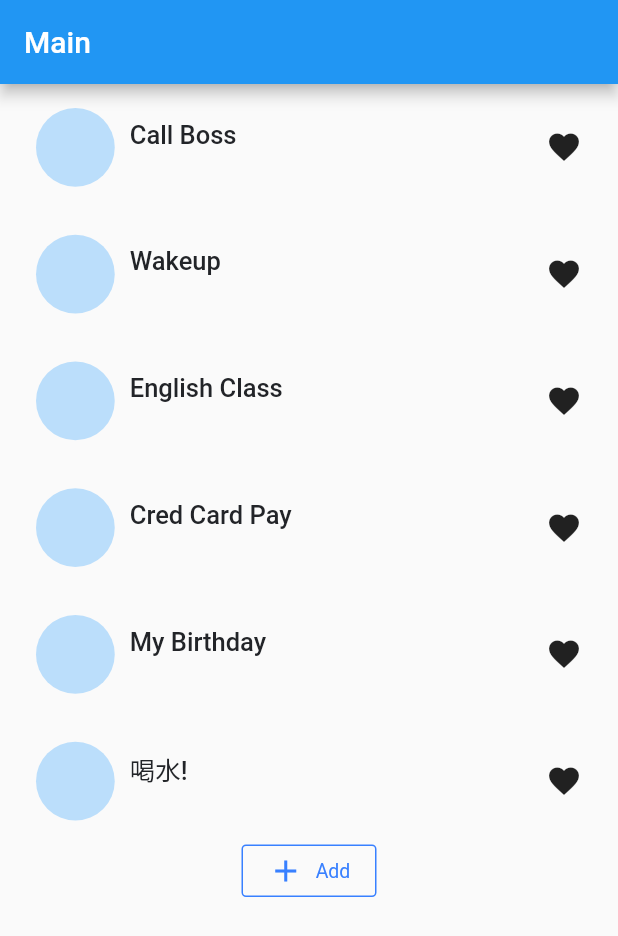
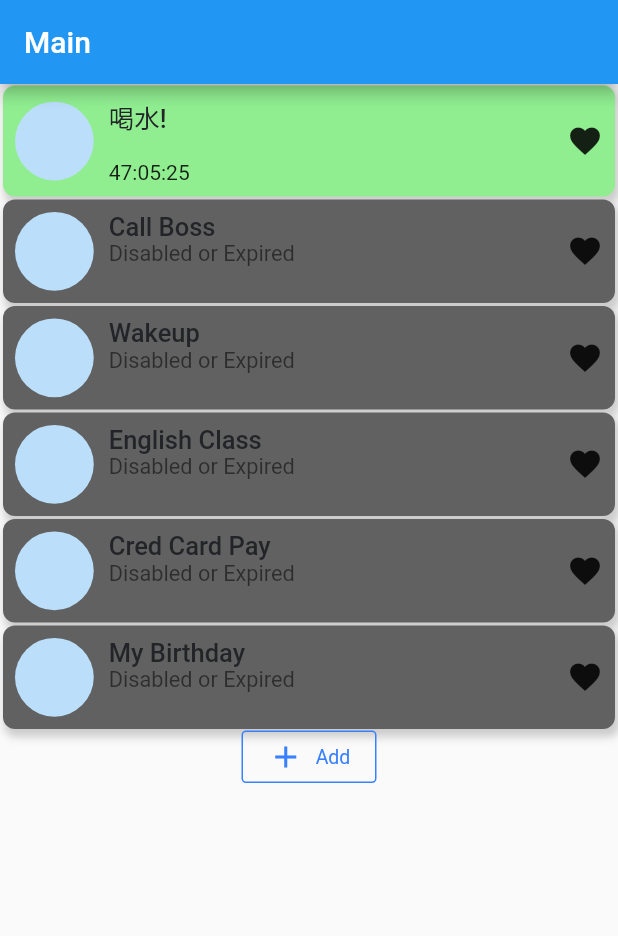
Before and after one commit to ingangi/simpletimer, a Flutter app: the screen it shows after launch, after a tap on "喝水!", on a phone screen of 412 x 824 dp. Shown: the top 936 px of the screen. Run offline on Flutter 3.47's test engine with Material 2 defaults, Android fonts, the phone set to English and light mode, and no system bars; drawn by our look-alikes of getwidget; our stand-ins replace flutter_local_notifications; missing offline and left inert: window_manager; statements that could not run were skipped.

Commit message:
show counting down

```diff
--- a/lib/main.dart
+++ b/lib/main.dart
@@ -43,8 +43,8 @@ class SimpleTimer extends StatelessWidget {
     return MaterialApp(
       title: 'Simple Timer',
       theme: ThemeData(
-          primaryColor: Color.fromARGB(0, 0x24, 0x37, 0x63),
-          dialogBackgroundColor: Color.fromARGB(0, 0xFF, 0x6E, 0x31)),
+          primaryColor: const Color.fromARGB(0, 0x24, 0x37, 0x63),
+          dialogBackgroundColor: const Color.fromARGB(0, 0xFF, 0x6E, 0x31)),
       routes: {
         '/main': (context) => const MainPage(),
         '/task': (context) => const AddTaskDialog(),
@@ -82,15 +82,26 @@ class _MainState extends State<MainPage> with WindowListener {
 
   List<Widget> getTaskList() {
     return Config()
-        .tasks
+        .getSortedTaskList()
         .map((e) => GFListTile(
             avatar: const GFAvatar(),
             onTap: () {
               print("tapped");
             },
             titleText: e.title,
-            subTitleText: e.desc,
-            icon: Icon(Icons.favorite)))
+            padding: const EdgeInsets.all(8),
+            margin: const EdgeInsets.symmetric(vertical: 1, horizontal: 2),
+            subTitleText:
+                e.state != TaskState.normal ? "Disabled or Expired" : "",
+            // title: Text("tile"),
+            // subTitle: Text("subTitle"),
+            description: e.state == TaskState.normal
+                ? Text(e.countingDown)
+                : const Text(""),
+            color: e.state == TaskState.normal
+                ? const Color.fromARGB(255, 144, 238, 144)
+                : Colors.grey[700],
+            icon: const Icon(Icons.favorite)))
         .toList();
   }
 
@@ -116,7 +127,7 @@ class _MainState extends State<MainPage> with WindowListener {
   @override
   Widget build(BuildContext context) {
     var routerParam = ModalRoute.of(context)?.settings.arguments;
-    print("_MainState build with routerParam: ${routerParam}");
+    // print("_MainState build with routerParam: ${routerParam}");
     return Scaffold(
       appBar: AppBar(title: const Text('Main')),
       // backgroundColor: Colors.yellow,
--- a/lib/tasks.dart
+++ b/lib/tasks.dart
@@ -107,6 +107,28 @@ class TimerTask {
   void setState(TaskState newState) {
     print("state change from $state to $newState");
     state = newState;
+  }
+
+  Duration countDown() {
+    DateTime now = DateTime.now();
+    if (state != TaskState.normal) {
+      return const Duration(days: 36501);
+    }
+    if (_nextTime == null) {
+      return const Duration(days: 36500);
+    }
+    return _nextTime!.difference(now);
+  }
+
+  Duration updateCountDown() {
+    Duration duration = countDown();
+    String twoDigits(int n) => n.toString().padLeft(2, "0");
+    String twoDigitMinutes = twoDigits(duration.inMinutes.remainder(60));
+    String twoDigitSeconds = twoDigits(duration.inSeconds.remainder(60));
+    countingDown =
+        "${twoDigits(duration.inHours)}:$twoDigitMinutes:$twoDigitSeconds";
+    leftDuration = duration;
+    return duration;
   }
 
   DateTime? _checkExclude(DateTime now) {
@@ -317,6 +339,10 @@ class TimerTask {
 
   @JsonKey(ignore: true)
   DateTime? _nextTime;
+  @JsonKey(ignore: true)
+  String countingDown = "";
+  @JsonKey(ignore: true)
+  Duration leftDuration = const Duration(hours: 100);
 }
 
 typedef OnConfigReadyCallback = void Function();
@@ -345,6 +371,11 @@ class Config {
 
   factory Config() {
     return _singleton;
+  }
+
+  List<TimerTask> getSortedTaskList() {
+    tasks.sort((a, b) => a.leftDuration.compareTo(b.leftDuration));
+    return tasks;
   }
 
   Config._internal() {
@@ -393,7 +424,13 @@ class Config {
     // print("pollTasks: ${now}");
     for (var element in tasks) {
       element.poll(now);
+      element.updateCountDown();
     }
+
+    _readyCallback.forEach((key, value) {
+      // print("onReady, _readyCallback $key");
+      value();
+    });
   }
 
   void startTimer() {
```
